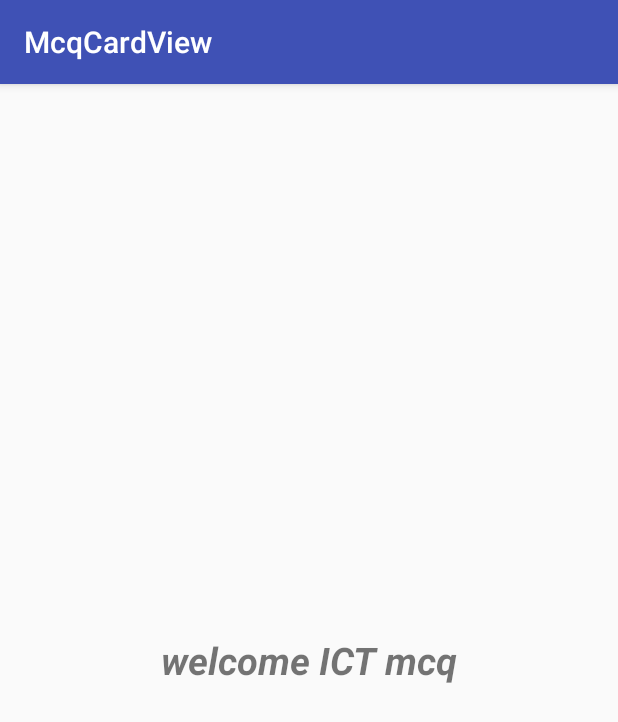
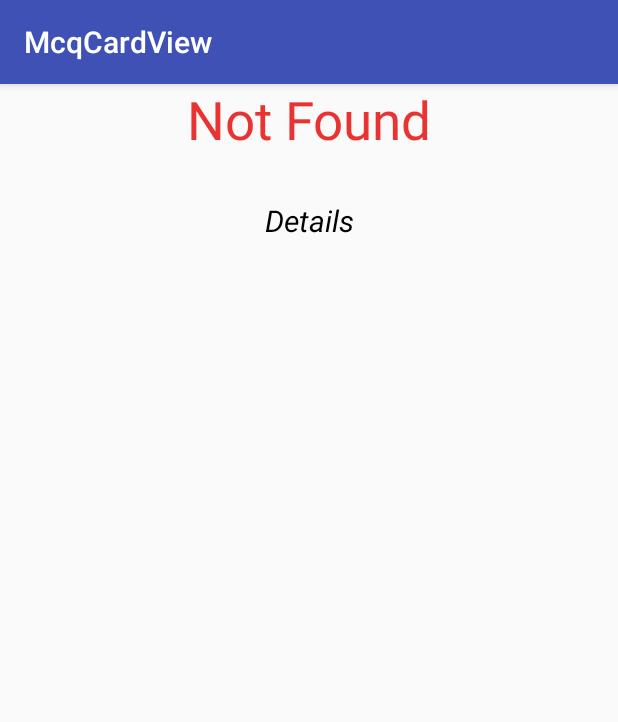
Before and after one commit to fardoush/E-McqCardView, an Android app: the ICTActivity screen opened directly, with no data from a screen before it, on a phone screen of 412 x 824 dp. Shown: the top 722 px of the screen. Run offline under Robolectric (Android 15) with nearby library versions, the phone set to English and light mode, and no system bars; 1 statement that could not run was skipped.

Commit message:
initial commit

```diff
--- a/app/src/main/java/com/example/sherin/mcqcardview/ICTActivity.java
+++ b/app/src/main/java/com/example/sherin/mcqcardview/ICTActivity.java
@@ -1,13 +1,64 @@
 package com.example.sherin.mcqcardview;
 
+import android.graphics.Typeface;
 import android.support.v7.app.AppCompatActivity;
 import android.os.Bundle;
+import android.view.MenuItem;
+import android.widget.TextView;
+import android.widget.Toast;
 
 public class ICTActivity extends AppCompatActivity {
+    private String ict = "Not Found";
+
+    private TextView tvTitle, tvDetails;
+
 
     @Override
     protected void onCreate(Bundle savedInstanceState) {
         super.onCreate(savedInstanceState);
         setContentView(R.layout.activity_ict);
+
+
+        Bundle bundle = getIntent().getExtras();
+        if (bundle != null) {
+
+            ict = bundle.getString("ict");
+        }
+
+        initView();
+    }
+
+    private void initView() {
+
+        tvTitle = findViewById(R.id.tvDistId);
+        tvDetails = findViewById(R.id.tvDetailsInfoId);
+        tvTitle.setText(ict);
+
+        Typeface typeface = Typeface.createFromAsset(getAssets(), "BrotherTattoo_Demo.ttf");
+
+        tvTitle.setTypeface(typeface);
+
+
+        if (ict.equalsIgnoreCase("ict")) {
+
+            String s = getResources().getString(R.string.ict);
+            tvDetails.setText(s);
+
+        }
+        else{
+            Toast.makeText(this, "no sucessfully", Toast.LENGTH_SHORT).show();
+        }
+    }
+
+
+    @Override
+    public boolean onOptionsItemSelected(MenuItem item) {
+
+        if (item.getItemId() == android.R.id.home) {
+            finish();
+            return true;
+        }
+
+        return super.onOptionsItemSelected(item);
     }
 }
--- a/app/src/main/res/layout/activity_ict.xml
+++ b/app/src/main/res/layout/activity_ict.xml
@@ -8,12 +8,43 @@
     android:orientation="vertical"
     tools:context=".BanglaActivity">
 
-    <TextView
+   <!-- <TextView
         android:textSize="25sp"
         android:textAlignment="center"
         android:textStyle="bold|italic"
         android:text="welcome ICT mcq"
         android:layout_width="match_parent"
         android:layout_height="wrap_content" />
+-->
 
+    <TextView
+        android:id="@+id/tvDistId"
+        android:layout_width="match_parent"
+        android:layout_height="wrap_content"
+        android:text="ICT"
+        android:textAlignment="center"
+        android:textColor="#e93232"
+        android:textSize="35sp"
+        android:textStyle="bold" />
+
+
+
+    <ScrollView
+        android:layout_width="match_parent"
+        android:layout_height="match_parent">
+
+
+        <TextView
+            android:id="@+id/tvDetailsInfoId"
+            android:layout_width="match_parent"
+            android:layout_height="wrap_content"
+            android:layout_marginTop="30dp"
+            android:textColor="#000"
+            android:text="Details"
+            android:editable="true"
+            android:textAlignment="center"
+            android:textSize="20sp"
+            android:textStyle="italic" />
+
+    </ScrollView>
 </LinearLayout>
--- a/app/src/main/res/values/strings.xml
+++ b/app/src/main/res/values/strings.xml
@@ -21,4 +21,30 @@
 
     </integer-array>
 
+
+    <string name="ict">
+        Dhaka District, Dhaka Jela also Dhaka Zila)\n
+        is a district in central Bangladesh,[2] and
+        is the densest district in the nation. It is
+        a part of the Dhaka Division. Dhaka, the capital
+        of Bangladesh, rests on the eastern banks of the
+        Buriganga River which flows from the Turag to the
+        south of the district. While Dhaka (city corporation)
+        occupies only about a fifth of the area of Dhaka district,
+        it is the economic, political and cultural centre of the
+        district and the country as a whole. Dhaka District is an
+        administrative entity, and like many other cities, it does
+        not cover the modern conurbation which is Greater Dhaka,
+        which has spilled into neighbouring districts, nor does
+        the conurbation cover the whole district, as there are
+        rural areas within the district.
+
+          administrative entity, and like many other cities, it does
+        not cover the modern conurbation which is Greater Dhaka,
+        which has spilled into neighbouring districts, nor does
+        the conurbation cover the whole district, as there are
+        rural areas within the district.
+    </string>
+
+
 </resources>
```
